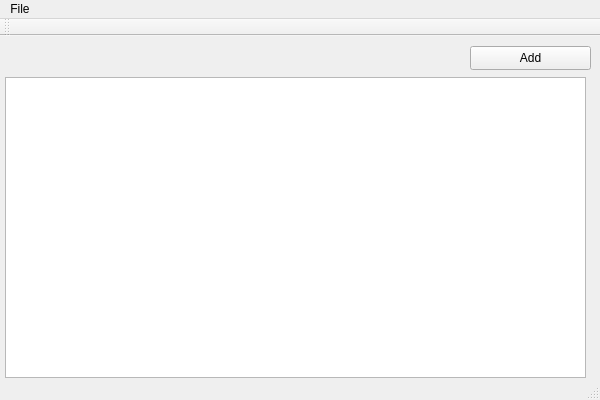
First picture: the form in romstable.ui, repository mihai9909/CppBoy, before the edit.
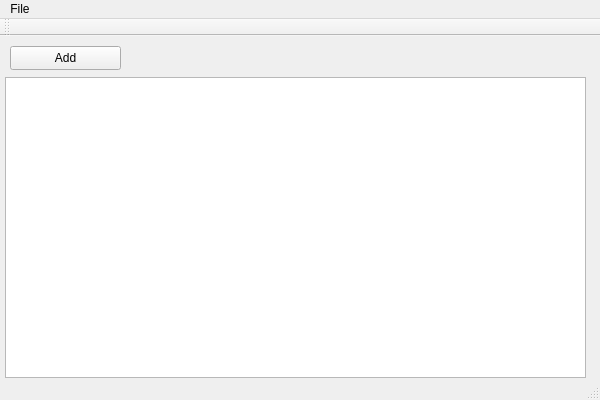
Second picture: the form after the edit.

The edit to the form file:
```diff
--- a/romstable.ui
+++ b/romstable.ui
@@ -27,9 +27,9 @@
    <widget class="QPushButton" name="addButton">
     <property name="geometry">
      <rect>
-      <x>470</x>
+      <x>10</x>
       <y>10</y>
-      <width>121</width>
+      <width>111</width>
       <height>24</height>
      </rect>
     </property>
```
